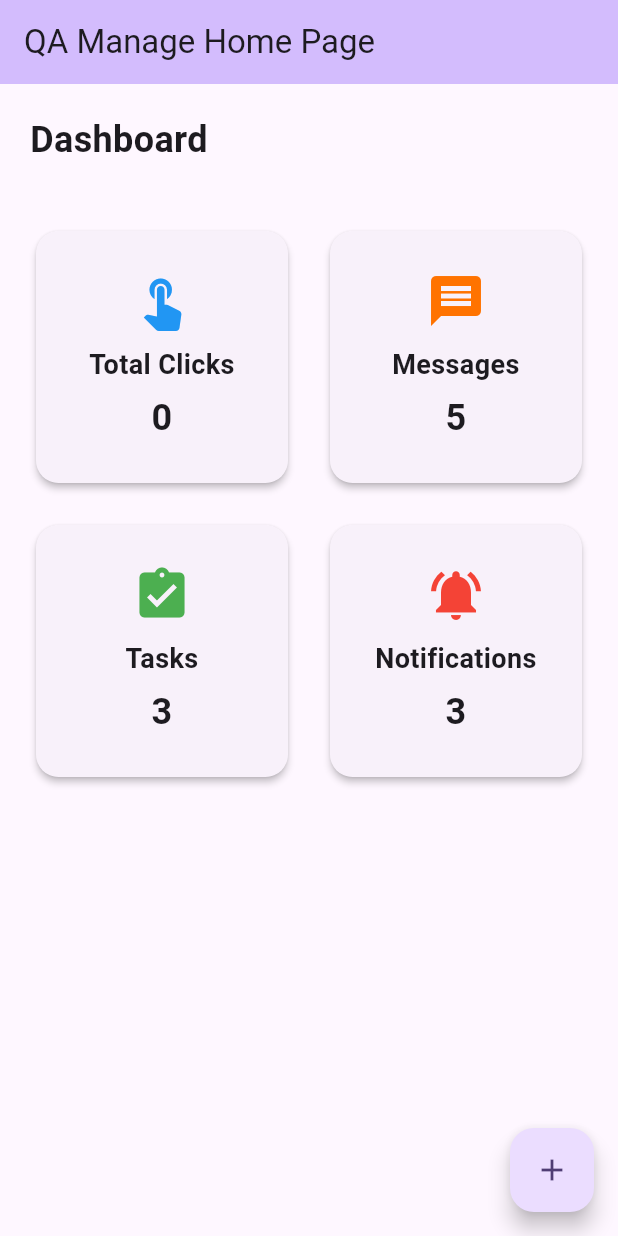
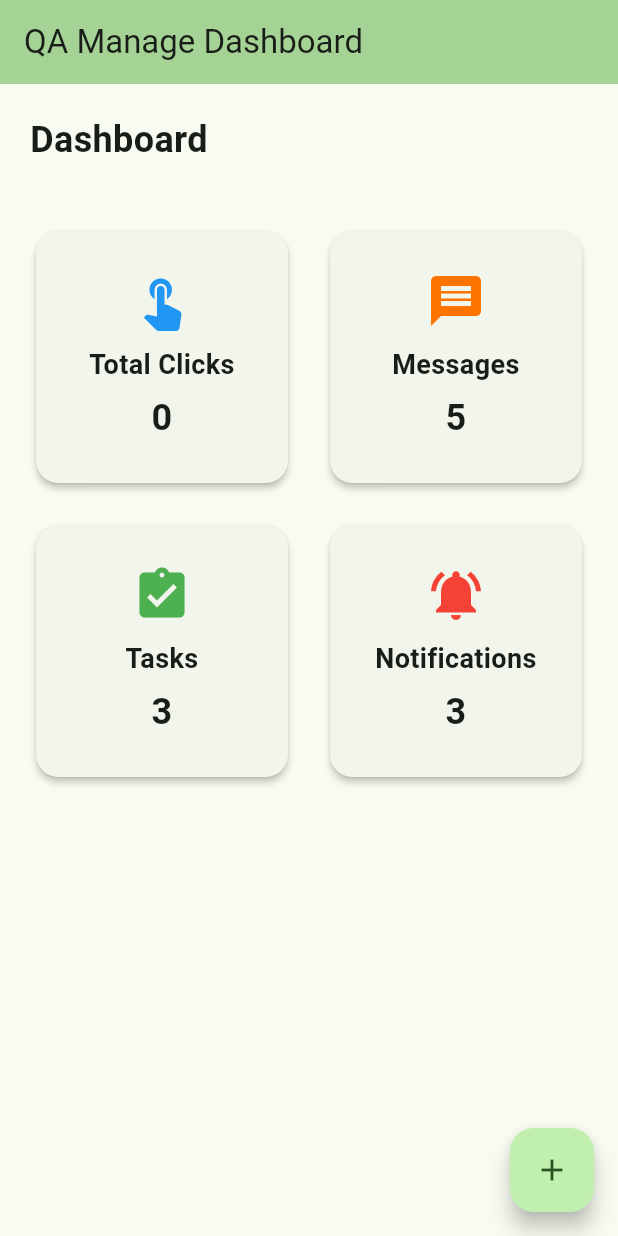
Before and after one commit to alibnymn/QA_Message, a Flutter app: the screen it shows after launch, on a phone screen of 412 x 824 dp. Run offline on Flutter 3.47's test engine with Material 3 defaults, Android fonts, the phone set to English and light mode, and no system bars.

Commit message:
update tampilan dashboard

```diff
--- a/lib/main.dart
+++ b/lib/main.dart
@@ -12,10 +12,11 @@ class MyApp extends StatelessWidget {
     return MaterialApp(
       title: 'App QA',
       theme: ThemeData(
-        colorScheme: ColorScheme.fromSeed(seedColor: Colors.deepPurple),
+        colorScheme:
+            ColorScheme.fromSeed(seedColor: Color.fromARGB(255, 0, 255, 13)),
         useMaterial3: true,
       ),
-      home: const MyHomePage(title: 'QA Manage Home Page'),
+      home: const MyHomePage(title: 'QA Manage Dashboard'),
     );
   }
 }
```
